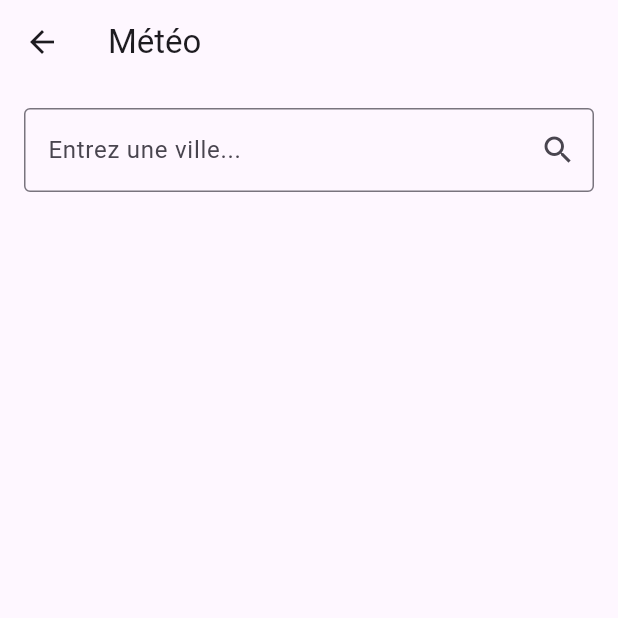
After one commit to Saidouchrif/github_api_flutter_app, a Flutter app: the WeatherPage screen opened directly, on a phone screen of 412 x 824 dp, the top half of it. The commit adds this screen. Run offline on Flutter 3.47's test engine with Material 3 defaults, Android fonts, the phone set to English and light mode, and no system bars.

Commit message:
version de code avec meteo

```diff
--- /dev/null
+++ b/lib/models/weather.dart
@@ -0,0 +1,22 @@
+class Weather {
+  final String city;
+  final double temperature;
+  final String description;
+  final String icon;
+
+  Weather({
+    required this.city,
+    required this.temperature,
+    required this.description,
+    required this.icon,
+  });
+
+  factory Weather.fromJson(Map<String, dynamic> json) {
+    return Weather(
+      city: json["name"],
+      temperature: json["main"]["temp"].toDouble(),
+      description: json["weather"][0]["description"],
+      icon: json["weather"][0]["icon"],
+    );
+  }
+}
--- /dev/null
+++ b/lib/pages/Weather/weather_page.dart
@@ -0,0 +1,113 @@
+import 'package:flutter/material.dart';
+import 'package:github_api_flutter_app/models/weather.dart';
+import 'package:github_api_flutter_app/services/weather_service.dart';
+
+class WeatherPage extends StatefulWidget {
+  const WeatherPage({super.key});
+
+  @override
+  State<WeatherPage> createState() => _WeatherPageState();
+}
+
+class _WeatherPageState extends State<WeatherPage> {
+  final WeatherService _weatherService = WeatherService();
+  final TextEditingController _controller = TextEditingController();
+
+  Weather? _weather;
+  bool _loading = false;
+  String? _errorMessage;
+
+  void searchWeather() async {
+    final city = _controller.text.trim();
+    if (city.isEmpty) return;
+
+    setState(() {
+      _loading = true;
+      _errorMessage = null;
+    });
+
+    try {
+      final result = await _weatherService.fetchWeather(city);
+      setState(() {
+        _weather = result;
+      });
+    } catch (e) {
+      setState(() {
+        _errorMessage = "Ville introuvable ";
+      });
+    }
+
+    setState(() {
+      _loading = false;
+    });
+  }
+
+  @override
+  Widget build(BuildContext context) {
+    return Scaffold(
+      appBar: AppBar(title: const Text("Météo")),
+
+      body: Padding(
+        padding: const EdgeInsets.all(16.0),
+        child: Column(
+          children: [
+            // 🔎 SEARCH BAR
+            TextField(
+              controller: _controller,
+              decoration: InputDecoration(
+                labelText: "Entrez une ville...",
+                border: OutlineInputBorder(),
+                suffixIcon: IconButton(
+                  icon: const Icon(Icons.search),
+                  onPressed: searchWeather,
+                ),
+              ),
+            ),
+
+            const SizedBox(height: 20),
+
+            // LOADER
+            if (_loading)
+              const CircularProgressIndicator(),
+
+            // ERROR
+            if (_errorMessage != null)
+              Text(_errorMessage!, style: const TextStyle(color: Colors.red, fontSize: 18)),
+
+            // RESULT
+            if (_weather != null && !_loading)
+              Column(
+                children: [
+                  const SizedBox(height: 20),
+
+                  Text(
+                    _weather!.city,
+                    style: const TextStyle(fontSize: 32, fontWeight: FontWeight.bold),
+                  ),
+
+                  const SizedBox(height: 10),
+
+                  Image.network(
+                    "https://openweathermap.org/img/wn/${_weather!.icon}@2x.png",
+                    width: 100,
+                  ),
+
+                  Text(
+                    "${_weather!.temperature}°C",
+                    style: const TextStyle(fontSize: 48, color: Colors.blue),
+                  ),
+
+                  const SizedBox(height: 8),
+
+                  Text(
+                    _weather!.description,
+                    style: const TextStyle(fontSize: 22, color: Colors.grey),
+                  ),
+                ],
+              ),
+          ],
+        ),
+      ),
+    );
+  }
+}
--- /dev/null
+++ b/lib/services/weather_service.dart
@@ -0,0 +1,21 @@
+import 'dart:convert';
+import 'package:http/http.dart' as http;
+import 'package:github_api_flutter_app/models/weather.dart';
+
+class WeatherService {
+  static const String apiKey = "d1c67704f35a14487bbf7f2ae6400b30";
+  static const String baseUrl = "https://api.openweathermap.org/data/2.5/weather";
+
+  Future<Weather> fetchWeather(String city) async {
+    final url = Uri.parse("$baseUrl?q=$city&appid=$apiKey&units=metric&lang=fr");
+
+    final response = await http.get(url);
+
+    if (response.statusCode == 200) {
+      final data = jsonDecode(response.body);
+      return Weather.fromJson(data);
+    } else {
+      throw Exception("Ville non trouvée");
+    }
+  }
+}
```
Also changed, not shown: lib/pages/Home/home_page.dart (+13 -1 lines).
